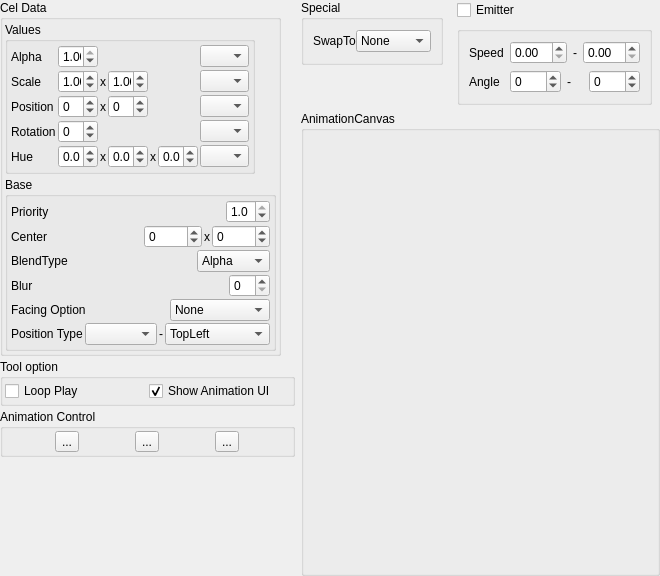
The window that tools/splash/AnimationViewer/AnimationViewer.ui (wasedaigo/samancing-roga) describes before a commit, drawn with Qt 5.
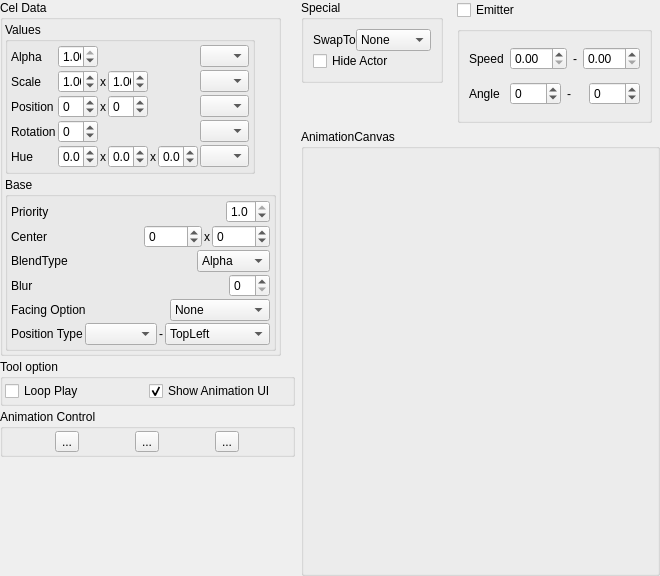
The same window after the commit. Icons and pictures are not drawn.

Commit message: Added hide actor option

Diff of the .ui file:
```diff
--- a/tools/splash/AnimationViewer/AnimationViewer.ui
+++ b/tools/splash/AnimationViewer/AnimationViewer.ui
@@ -848,6 +848,13 @@
               </item>
              </layout>
             </item>
+            <item>
+             <widget class="QCheckBox" name="hideActorCheckbox">
+              <property name="text">
+               <string>Hide Actor</string>
+              </property>
+             </widget>
+            </item>
            </layout>
           </widget>
          </item>
```
Left out of the diff: 10 changed lines with no effect on the pictures. The commit also changes 6 other files.
